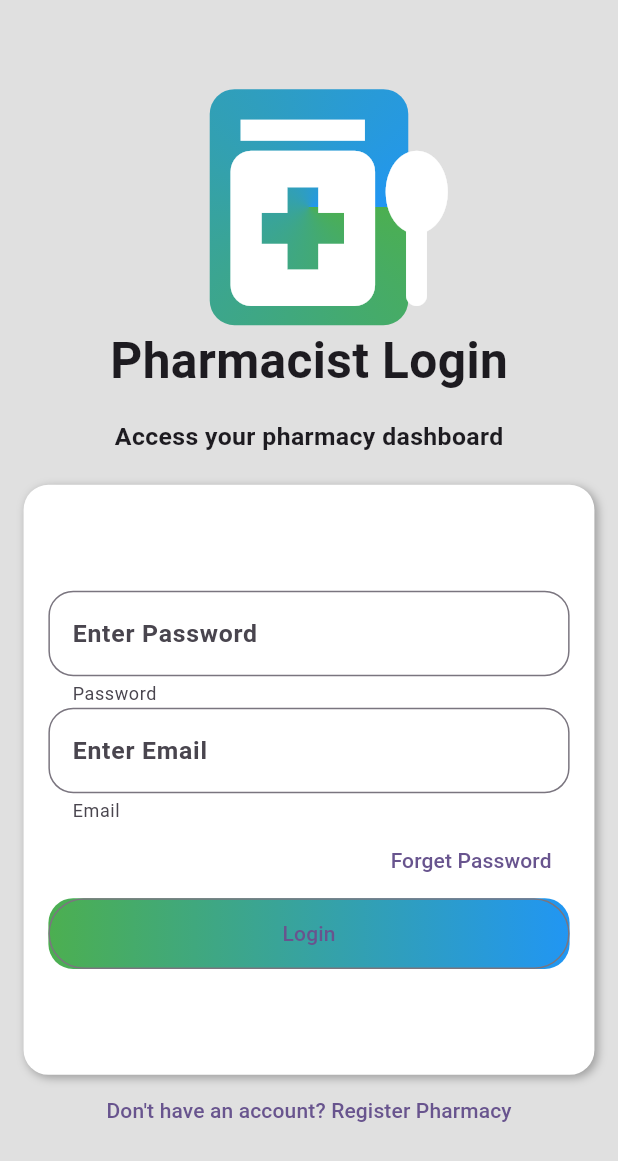
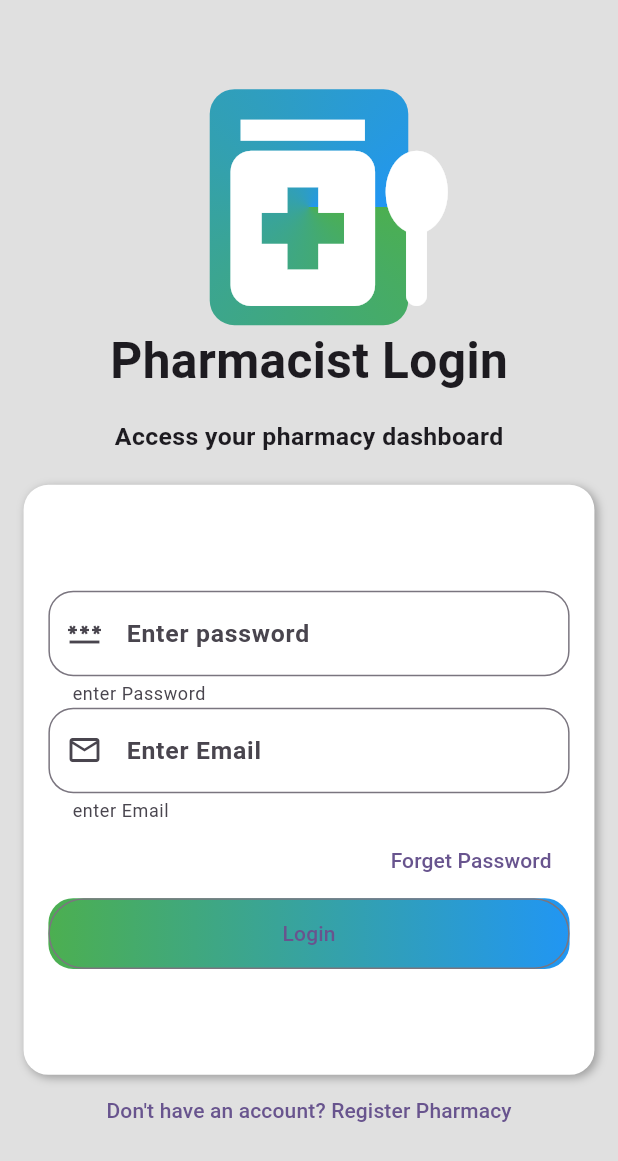
Before and after one commit to afidhu/medicine_locaton_for_pharmacies, a Flutter app: the screen it shows after launch, after a tap on "Pharmacist", on a phone screen of 412 x 824 dp. Shown: the top 1161 px of the screen. Run offline on Flutter 3.47's test engine with Material 3 defaults, Android fonts, the phone set to English and light mode, and no system bars; our stand-ins replace equatable, flutter_screenutil, get, google_maps_flutter; missing offline and left inert: dart:ffi.

Commit message:
refactor input_text widget to improve usability

```diff
--- a/medicine_locator_for_pharmacies/lib/features/auths/presentation/screens/login_screen.dart
+++ b/medicine_locator_for_pharmacies/lib/features/auths/presentation/screens/login_screen.dart
@@ -1,6 +1,8 @@
 
 import 'package:flutter/material.dart';
 import 'package:flutter_screenutil/flutter_screenutil.dart';
+
+import '../widgets/input_text.dart';
 
 class LoginScreen extends StatefulWidget {
   const LoginScreen({super.key});
@@ -56,38 +58,25 @@ class _LoginScreenState extends State<LoginScreen> {
                           mainAxisAlignment: MainAxisAlignment.center,
                           crossAxisAlignment: CrossAxisAlignment.stretch,
                           children: [
-                         TextFormField(
-                               obscureText: true,
-                               decoration: InputDecoration(
-                                 border: OutlineInputBorder(
-                                   borderRadius: BorderRadius.circular(10.r),
-                                   // borderSide: BorderSide.none
-                                 ),
-                                 hintText: 'Enter Password',
-                                 helperText: 'Password',
-                                 hintStyle: TextStyle(
-                                   fontSize: 10.sp,
-                                   fontWeight: FontWeight.bold
-                                 )
-                               ),
-                             ),
+                            inputText(Inputs(hintText: 'Enter password', helperText: 'enter Password', isPassword: true, keyboardType: TextInputType.visiblePassword, icon: Icons.password_outlined)),
+                            inputText(Inputs(hintText: 'Enter Email', helperText: 'enter Email', keyboardType: TextInputType.emailAddress, icon: Icons.email_outlined)),
 
-                            TextFormField(
-                               keyboardType: TextInputType.emailAddress,
-                               decoration: InputDecoration(
-                                 border: OutlineInputBorder(
-                                   borderRadius: BorderRadius.circular(10.r),
-                                   // borderSide: BorderSide.none
-                                 ),
-                                   hintText: 'Enter Email',
-                                 helperText: 'Email',
-                                 hintStyle: TextStyle(
-                                   fontSize: 10.sp,
-                                   fontWeight: FontWeight.bold
-                                 )
-                               ),
-
-                             ),
+                            // TextFormField(
+                            //    keyboardType: TextInputType.emailAddress,
+                            //    decoration: InputDecoration(
+                            //      border: OutlineInputBorder(
+                            //        borderRadius: BorderRadius.circular(10.r),
+                            //        // borderSide: BorderSide.none
+                            //      ),
+                            //        hintText: 'Enter Email',
+                            //      helperText: 'Email',
+                            //      hintStyle: TextStyle(
+                            //        fontSize: 10.sp,
+                            //        fontWeight: FontWeight.bold
+                            //      )
+                            //    ),
+                            //
+                            //  ),
                             Row(
                               mainAxisAlignment: MainAxisAlignment.end,
                               children: [
@@ -116,4 +105,5 @@ class _LoginScreenState extends State<LoginScreen> {
       ),
     );
   }
+
 }
--- a/medicine_locator_for_pharmacies/lib/features/auths/presentation/widgets/input_text.dart
+++ b/medicine_locator_for_pharmacies/lib/features/auths/presentation/widgets/input_text.dart
@@ -0,0 +1,34 @@
+import 'package:flutter/material.dart';
+import 'package:flutter_screenutil/flutter_screenutil.dart';
+
+
+class Inputs{
+  final String hintText;
+  final String helperText;
+  final bool isPassword;
+  final TextInputType keyboardType;
+  final IconData icon;
+
+  Inputs({required this.hintText, required this.helperText,  this.isPassword =false, required this.keyboardType, required this.icon});
+
+}
+
+Widget inputText(Inputs inputs){
+  return    TextFormField(
+    obscureText:inputs.isPassword,
+    keyboardType: inputs.keyboardType,
+    decoration: InputDecoration(
+        border: OutlineInputBorder(
+          borderRadius: BorderRadius.circular(10.r),
+          // borderSide: BorderSide.none
+        ),
+        hintText:inputs.hintText,
+        helperText:inputs.helperText,
+        prefixIcon: Icon(inputs.icon),
+        hintStyle: TextStyle(
+            fontSize: 10.sp,
+            fontWeight: FontWeight.bold
+        )
+    ),
+  );
+}
```
